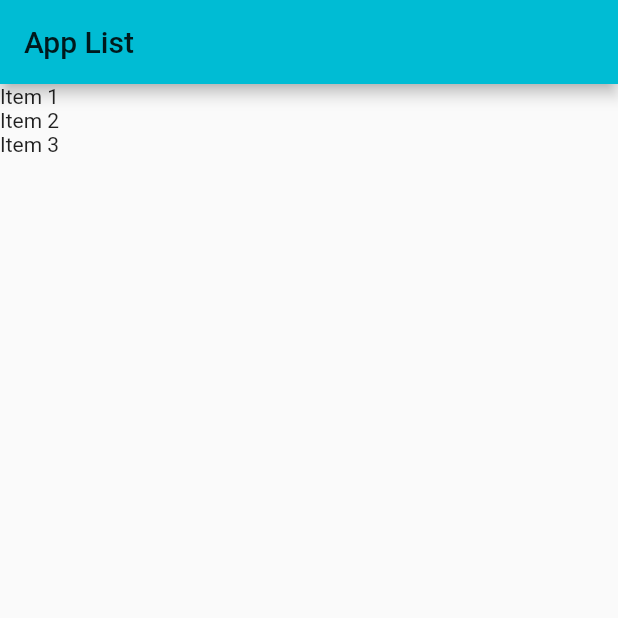
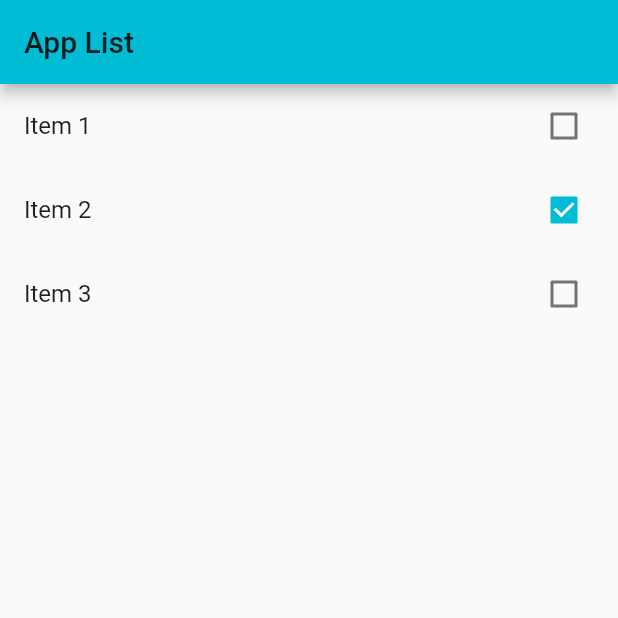
Before and after one commit to SalesMatheus/flutter-app, a Flutter app: the screen it shows after launch, on a phone screen of 412 x 824 dp, the top half of it. Run offline on Flutter 3.47's test engine with Material 2 defaults, Android fonts, the phone set to English and light mode, and no system bars.

Commit message:
Aprimorando listagem

```diff
--- a/lib/main.dart
+++ b/lib/main.dart
@@ -41,7 +41,13 @@ class _HomePageState extends State<HomePage> {
       body: ListView.builder(
         itemCount: widget.items.length,
         itemBuilder: (BuildContext ctxt, int index) {
-          return Text(widget.items[index].title);
+          final item = widget.items[index];
+          return CheckboxListTile(
+            title: Text(item.title),
+            key: Key(item.title),
+            value: item.done,
+            onChanged: (value) {},
+          );
         },
       ),
     );
```
